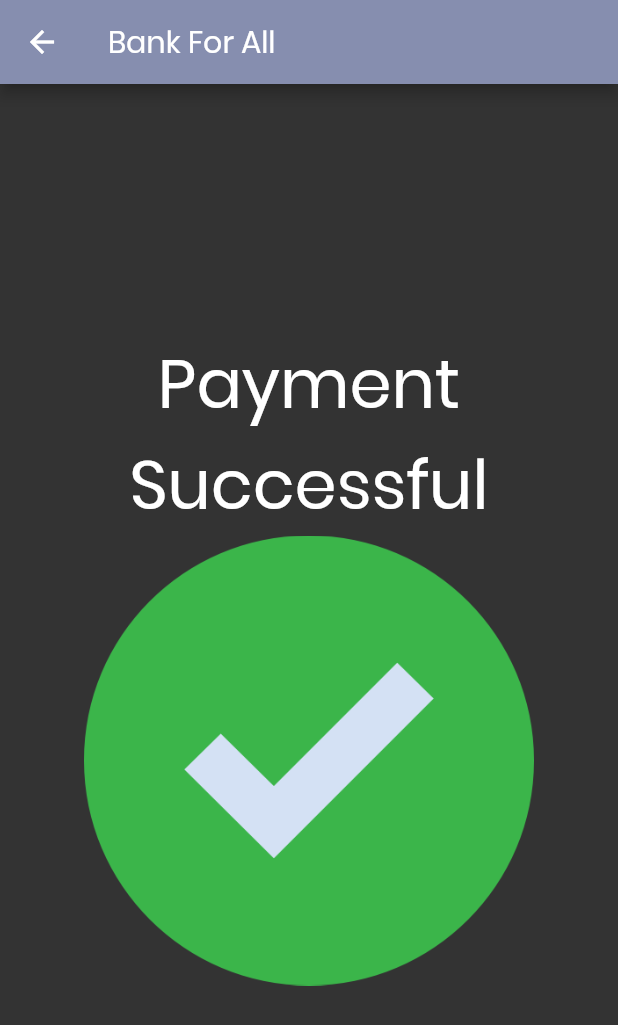
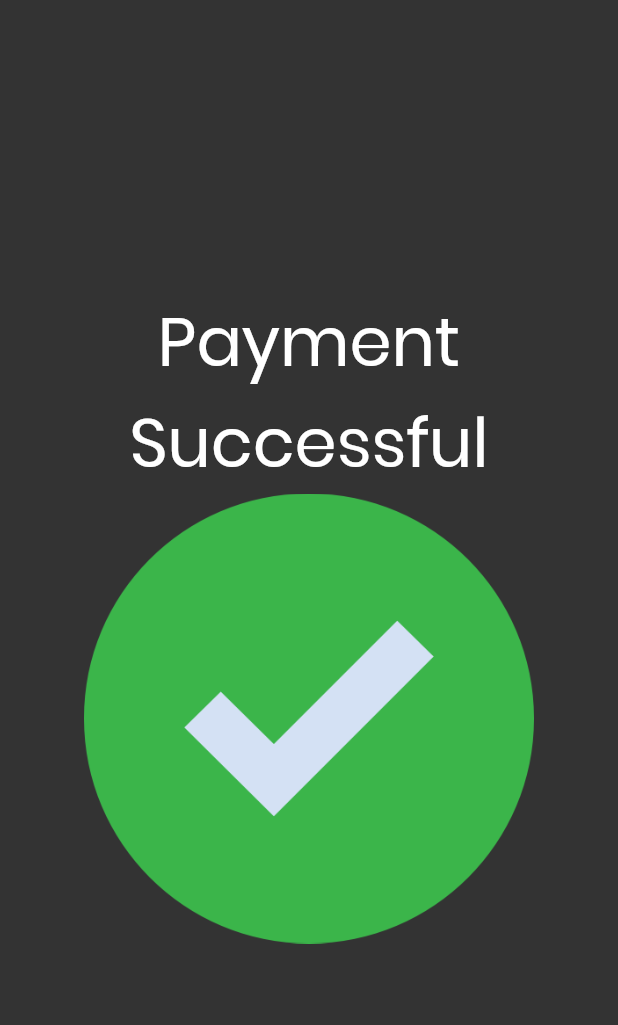
Before and after one commit to SirusCodes/Bank-for-all, a Flutter app: the PaymentStatus screen opened directly, on a phone screen of 412 x 824 dp. Shown: the top 1025 px of the screen. Run offline on Flutter 3.47's test engine with Material 2 defaults, Android fonts, the phone set to English and light mode, and no system bars; our stand-ins replace flutter_tts.

Commit message:
remove appbar from paymentstat

```diff
--- a/app/lib/payment_status/payment_status.dart
+++ b/app/lib/payment_status/payment_status.dart
@@ -16,9 +16,6 @@ class _PaymentStatusState extends State<PaymentStatus> {
   Widget build(BuildContext context) {
     return SafeArea(
       child: Scaffold(
-        appBar: AppBar(
-          title: Text("Bank For All"),
-        ),
         body: Column(
           mainAxisAlignment: MainAxisAlignment.center,
 
```
